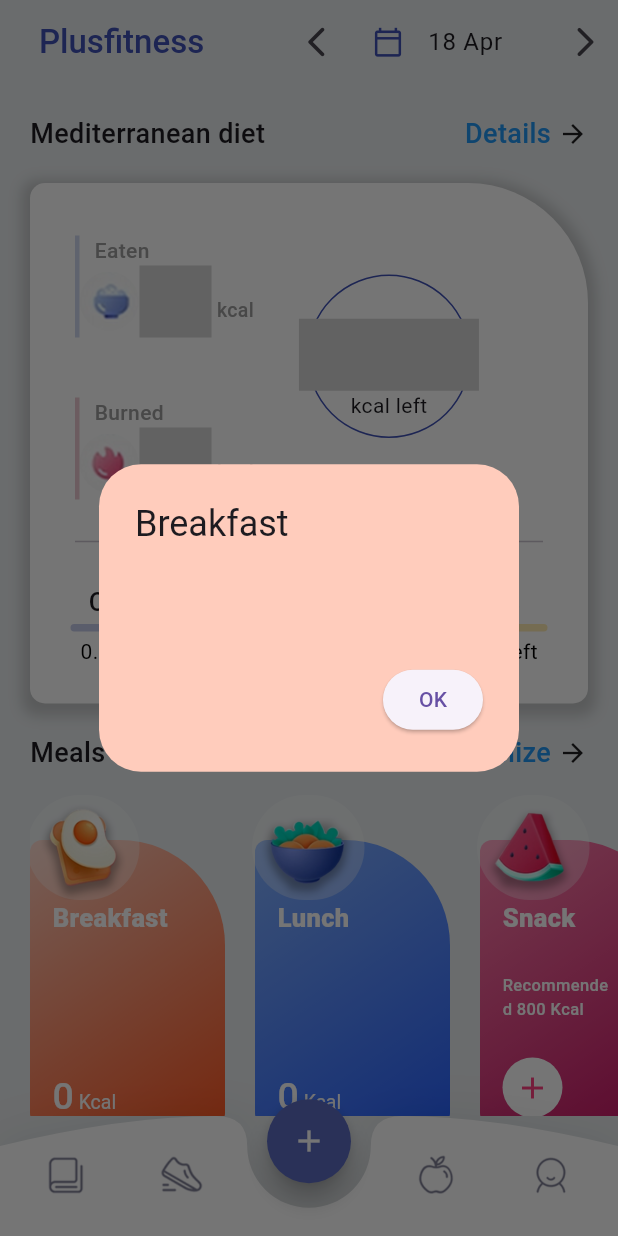
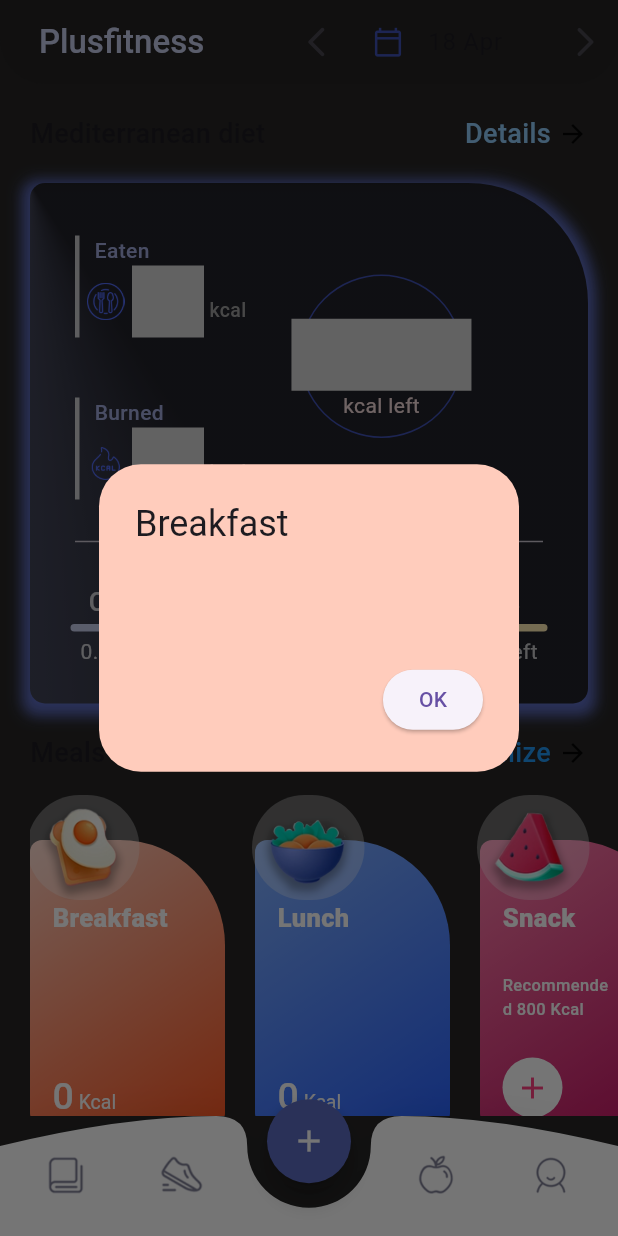
Before and after one commit to Vinesh018/PlusFitness001, a Flutter app: the screen it shows after launch, after a tap on "Breakfast", on a phone screen of 412 x 824 dp. Run offline on Flutter 3.47's test engine with Material 3 defaults, Android fonts, the light colour scheme and no system bars; drawn by our look-alikes of percent_indicator; our stand-ins replace animated_splash_screen, animated_text_kit, audio_video_progress_bar, audioplayers, cloud_firestore, confetti and 16 more; missing offline and left inert: animated_digit, animated_text_lerp, dart:ffi, delayed_widget, dynamic_shared_preferences, gradient_icon and 2 more; accounts and stored records are empty; project files that could hold a hidden picture were left out.

Commit message:
colured 1st Container

```diff
--- a/lib/Bhautik/b_UperContainer.dart
+++ b/lib/Bhautik/b_UperContainer.dart
@@ -21,10 +21,10 @@ List<String> calariesofbreakfast = [];
 List<String> calariesoflunch = [];
 List<String> calariesofdinner = [];
 double? eatencals = 0;
-Color textColor = Colors.indigo;
-Color carbscolor = Colors.black;
-Color protiencolor = Colors.black;
-Color fatscolor = Colors.black;
+Color textColor = Color(0xFF9FA8DA);
+Color carbscolor = Color(0xBEFFFFFF);
+Color protiencolor = Color(0xBEFFFFFF);
+Color fatscolor = Color(0xBEFFFFFF);
 
 var carbs;
 var carbsper;
@@ -62,13 +62,13 @@ class FirstrowOfBody extends StatelessWidget {
           ),
           InkWell(
               onTap: () {},
-              child: const Row(
+              child: Row(
                 children: [
                   Text(
                     'Details ',
                     style: TextStyle(
                         fontSize: 18,
-                        color: Colors.blue,
+                        color: Color(0xFF90CAF9),
                         fontFamily: 'FontMain'),
                   ),
                   Icon(
@@ -203,10 +203,10 @@ class _SecondRowAndContainerState extends State<SecondRowAndContainer> {
       Sumofcal = sumofBrekfastcal + sumofdinnercal + sumoflunchcal;
       eatencals = Sumofcal;
       if (Sumofcal > 2500) {
-        textColor = Colors.red;
+        textColor = Color(0xFFE57373);
       }
       if (Sumofcal <= 2500) {
-        textColor = Colors.indigo;
+        textColor = Color(0xFF9FA8DA);
       }
 
       carbs = Sumofcal / 8;
@@ -221,10 +221,10 @@ class _SecondRowAndContainerState extends State<SecondRowAndContainer> {
       carbsper = carbs / 312.5;
       carbs = 312.5 - carbs;
       if (carbs! <= 0) {
-        carbscolor = Colors.green;
+        carbscolor = Color(0xFFA5D6A7);
       }
       if (carbs > 0) {
-        carbscolor = Colors.black;
+        carbscolor = Color(0xFFF3D9D9);
       }
 
       protein = Sumofcal / 16;
@@ -238,10 +238,11 @@ class _SecondRowAndContainerState extends State<SecondRowAndContainer> {
       proteinper = protein / 156.25;
       protein = 156.25 - protein;
       if (protein! <= 0) {
-        protiencolor = Colors.green;
+        protiencolor = Color(0xFFA5D6A7);
       }
       if (protein > 0) {
-        protiencolor = Colors.black;
+        protiencolor = carbscolor = Color(0xFFF3D9D9);
+
       }
 
       fats = Sumofcal / 36;
@@ -255,10 +256,11 @@ class _SecondRowAndContainerState extends State<SecondRowAndContainer> {
       fatsper = fats / 69.45;
       fats = 69.45 - fats;
       if (fats! <= 0) {
-        fatscolor = Colors.green;
+        fatscolor = Color(0xFFA5D6A7);
       }
       if (fats > 0) {
-        fatscolor = Colors.black;
+        fatscolor = carbscolor = Color(0xFFF3D9D9);
+
       }
       percntage = (eatencals ?? 1) / 2500;
       if (percntage > 1) {
@@ -291,7 +293,15 @@ class _SecondRowAndContainerState extends State<SecondRowAndContainer> {
           children: [
             Container(
               decoration: BoxDecoration(
-                color: Colors.white,
+
+                gradient: SweepGradient(
+                  center: Alignment.topLeft,
+                  startAngle: 1.0,
+                  endAngle: 3.14,
+                  colors: [Color(0xF31B1A1A), Colors.indigo.shade200],
+                  stops: [0.0, 1.0],
+                ),
+                color: Color(0xF31B1A1A),
                 borderRadius: const BorderRadius.only(
                     topLeft: Radius.circular(10),
                     topRight: Radius.circular(80),
@@ -299,7 +309,7 @@ class _SecondRowAndContainerState extends State<SecondRowAndContainer> {
                     bottomRight: Radius.circular(10)),
                 boxShadow: [
                   BoxShadow(
-                    color: Colors.grey.withOpacity(0.5),
+                    color: Color(0xFF5C6BC0).withOpacity(1),
                     spreadRadius: 5,
                     blurRadius: 7,
                     offset: const Offset(0, 3), // changes position of shadow
@@ -359,18 +369,23 @@ class FirstRowOfContainer extends StatelessWidget {
                       child: Text(
                         mainhead,
                         style: TextStyle(
-                            fontFamily: 'FontMain', color: Colors.grey),
+                            fontFamily: 'FontMain', color: Color(0xFF9FA8DA)),
                       ),
                     ),
                     Row(
 
                       mainAxisAlignment: MainAxisAlignment.spaceBetween,
                       children: [
-                        Image.asset(
-                          // 'assets/images/eaten.png',
-                          imgadress,
-                          height: 40,
-                          width: 40,
+                        Padding(
+                          padding: const EdgeInsets.symmetric(
+                              vertical: 5, horizontal: 5),
+                          child: Image.asset(
+                            // 'assets/images/eaten.png',
+                            imgadress,
+                            color: Color(0xFF536DFE),
+                            height: 25,
+                            width: 25,
+                          ),
                         ),
                         AnimatedNumberText(
                           subtext.toInt(), // int or double
@@ -420,15 +435,15 @@ class FirstRowMakeCommon extends StatelessWidget {
               padding: const EdgeInsets.only(top: 15),
               child: FirstRowOfContainer(
                 mainhead: 'Eaten',
-                imgadress: 'assets/images/eaten.png',
-                bordercolor: Color.fromRGBO(206, 215, 240, 1),
+                imgadress: 'assets/images/dish.png',
+                bordercolor: Color(0xBEFFFFFF),
                 subtext: Sumofcal,
               ),
             ),
             FirstRowOfContainer(
               mainhead: 'Burned',
-              imgadress: 'assets/images/burned.png',
-              bordercolor: Color.fromRGBO(236, 201, 209, 1),
+              imgadress: 'assets/images/kcal.png',
+              bordercolor: Color(0xBEFFFFFF),
               subtext: 104,
             ),
           ],
@@ -468,8 +483,8 @@ class SecondRowOfShadow extends StatelessWidget {
             subtext: (protein ?? 0).toStringAsFixed(1)),
         CommoncarbsProtinefat(
             headText: 'Fats',
-            coolor1: Colors.amber.shade200,
-            coolor2: Colors.amber.shade700,
+            coolor1: Colors.amber.shade300,
+            coolor2: Colors.amber.shade600,
             backgroundColor: Colors.amber.shade100,
             percentage: fatsper ?? 0,
             textcolor: fatscolor,
@@ -514,6 +529,7 @@ class _CommoncarbsProtinefatState extends State<CommoncarbsProtinefat>
           Text(
             widget.headText,
             style: const TextStyle(
+              color: Color(0xBEFFFFFF),
               fontWeight: FontWeight.w500,
               fontFamily: 'FontMain',
               fontSize: 17,
@@ -583,7 +599,10 @@ class _CircularIndicatorcustomState extends State<CircularIndicatorcustom> {
                 fontSize: 20,
               ),
             ),
-            Text("kcal left")
+            Text(
+              "kcal left",
+              style: TextStyle(color: Color(0xFFF3D9D9)),
+            )
 
 
           ],
--- a/lib/main.dart
+++ b/lib/main.dart
@@ -97,14 +97,16 @@ class _TutorialHomeState extends State<TutorialHome> {
         onTap: () {
           Get.off(TutorialHome());
         },
-        child: const Text(
+        child: Text(
           'Plusfitness',
           style: TextStyle(
-              fontFamily: 'FontMain', fontSize: 22, color: Colors.indigo),
+              fontFamily: 'FontMain',
+              fontSize: 22,
+              color: Color(0xFFC5CAE9)), // font color title
         ),
       ),
     ),
-    backgroundColor: Color.fromARGB(255, 231, 235, 237),
+    backgroundColor: Color(0xF3242323), //appbar
 
 
     actions: const [
@@ -123,7 +125,7 @@ class _TutorialHomeState extends State<TutorialHome> {
     return Scaffold(
         bottomNavigationBar: footer(),
         appBar: appbar,
-        backgroundColor: Color.fromARGB(255, 231, 235, 237),
+        backgroundColor: Color(0xF31B1A1A), // background color
         // ignore: prefer_const_constructors
         body: SingleChildScrollView(
           child: Padding(
```
Also changed, not shown: assets/images/dish.png (added).
